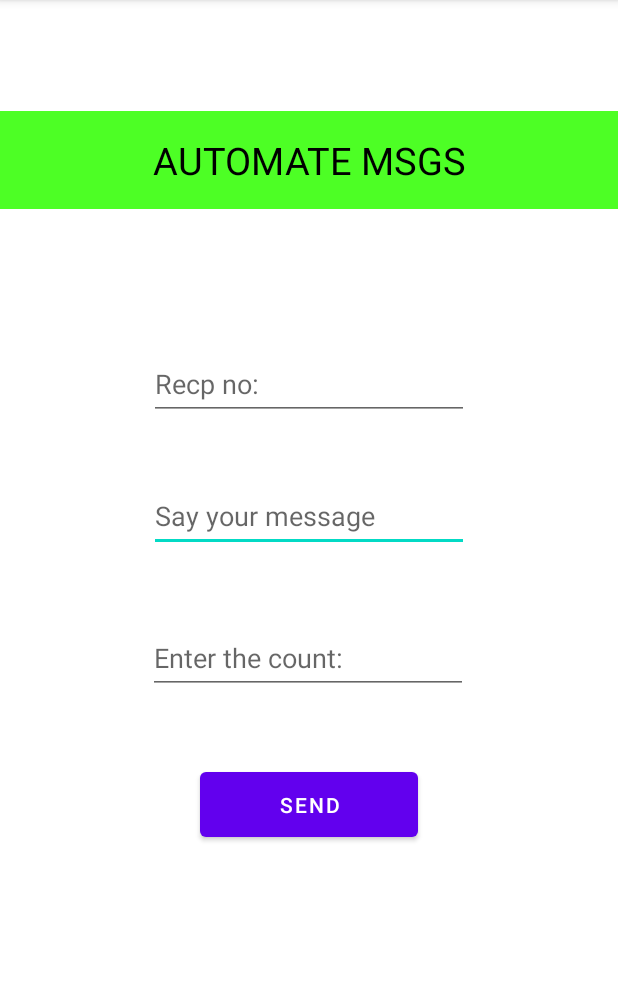
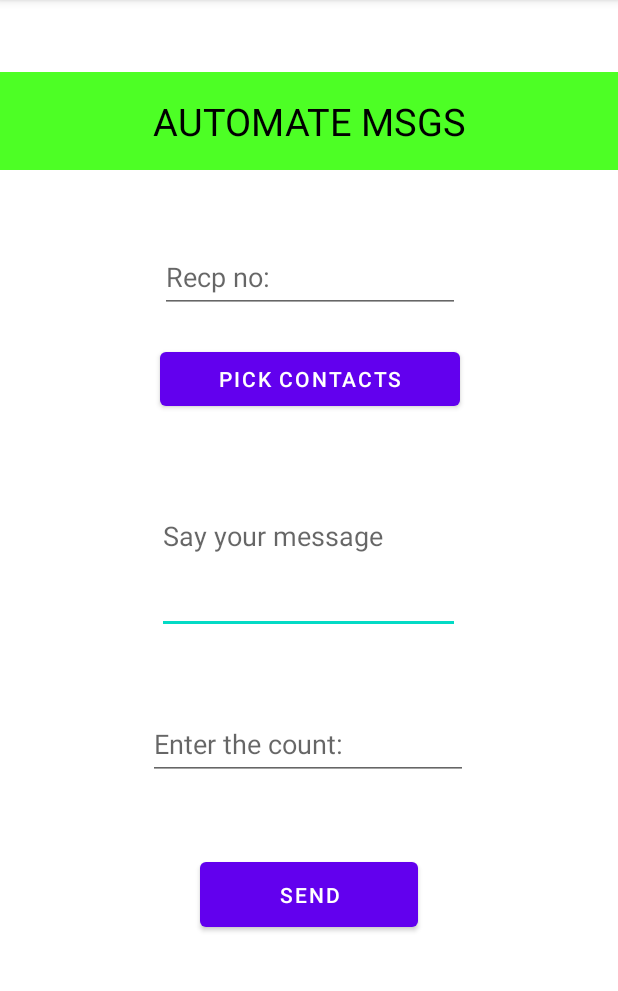
Before and after one commit to JAIVIGNESH2002/SpamItUp, an Android app: the screen it shows after launch (MainActivity), on a phone screen of 412 x 824 dp, the part 84-1075 px from its top. Run offline under Robolectric (Android 15) with nearby library versions, the phone set to English and light mode, and no system bars; libraries missing offline, so code that uses them is left out: com.karumi.dexter, com.onegravity.contactpicker; 1 statement that could not run was skipped.

Commit message:
Basic UI designed for the application

```diff
--- a/app/build.gradle
+++ b/app/build.gradle
@@ -28,7 +28,7 @@ android {
 }
 
 dependencies {
-
+    implementation 'com.karumi:dexter:6.2.3'
     implementation 'androidx.appcompat:appcompat:1.3.1'
     implementation 'com.google.android.material:material:1.4.0'
     implementation 'androidx.constraintlayout:constraintlayout:2.1.1'
--- a/app/src/main/java/com/example/automatemessage/MainActivity.java
+++ b/app/src/main/java/com/example/automatemessage/MainActivity.java
@@ -1,14 +1,80 @@
 package com.example.automatemessage;
 
+import static java.lang.Integer.parseInt;
+
 import androidx.appcompat.app.AppCompatActivity;
+import androidx.core.content.ContextCompat;
 
+import android.Manifest;
+import android.content.Intent;
+import android.graphics.Color;
 import android.os.Bundle;
+import android.provider.Telephony;
+import android.telephony.SmsManager;
+import android.telephony.SubscriptionManager;
+import android.view.View;
+import android.widget.Button;
+import android.widget.EditText;
+import android.widget.Toast;
 
-public class MainActivity extends AppCompatActivity {
+import com.karumi.dexter.Dexter;
+import com.karumi.dexter.MultiplePermissionsReport;
+import com.karumi.dexter.PermissionToken;
+import com.karumi.dexter.listener.PermissionDeniedResponse;
+import com.karumi.dexter.listener.PermissionGrantedResponse;
+import com.karumi.dexter.listener.PermissionRequest;
+import com.karumi.dexter.listener.multi.MultiplePermissionsListener;
+import com.karumi.dexter.listener.single.PermissionListener;
+import com.onegravity.contactpicker.contact.ContactDescription;
+import com.onegravity.contactpicker.core.ContactPickerActivity;
+import com.onegravity.contactpicker.picture.ContactPictureType;
+
+import java.util.List;
+
+public class MainActivity extends AppCompatActivity{
+    private EditText number;
+    private EditText message;
+    private EditText count;
+    private Button contacts;
+    public Button send;
 
     @Override
     protected void onCreate(Bundle savedInstanceState) {
         super.onCreate(savedInstanceState);
         setContentView(R.layout.activity_main);
+        number = findViewById(R.id.number);
+        message = findViewById(R.id.message);
+        count = findViewById(R.id.count);
+        contacts = findViewById(R.id.contacts);
+        send = findViewById(R.id.sendButton);
+        Dexter.withContext(this)
+                .withPermissions(
+                        Manifest.permission.SEND_SMS,
+                        Manifest.permission.READ_CONTACTS,
+                ).withListener(new MultiplePermissionsListener() {
+            @Override public void onPermissionsChecked(MultiplePermissionsReport report) {/* ... */}
+            @Override public void onPermissionRationaleShouldBeShown(List<PermissionRequest> permissions, PermissionToken token) {/* ... */}
+        }).check();
+        send.setOnClickListener(new View.OnClickListener() {
+            @Override
+            public void onClick(View v) {
+                for(int i=0 ;i<parseInt(count.getText().toString());i++)
+                {
+                SmsManager smsManager =(SmsManager)SmsManager.getDefault();
+                smsManager.sendTextMessage(number.getText().toString(),null,message.getText().toString(),null,null);
+                Toast.makeText(MainActivity.this, "Sent: "+(i+1)+" messages",Toast.LENGTH_SHORT).show();
+
+            }
+                Toast.makeText(MainActivity.this,"Messages sent successfully!",Toast.LENGTH_LONG).show();
+            }
+
+        });
+        contacts.setOnClickListener(new View.OnClickListener() {
+            @Override
+            public void onClick(View v) {
+
+            }
+        }
+        );
     }
 }
--- a/app/src/main/res/layout/activity_main.xml
+++ b/app/src/main/res/layout/activity_main.xml
@@ -8,8 +8,8 @@
 
     <EditText
         android:id="@+id/message"
-        android:layout_width="wrap_content"
-        android:layout_height="wrap_content"
+        android:layout_width="202dp"
+        android:layout_height="130dp"
         android:ems="10"
         android:hint="@string/say_your_message"
         android:importantForAutofill="no"
@@ -17,16 +17,17 @@
         android:minHeight="48dp"
         app:layout_constraintBottom_toBottomOf="parent"
         app:layout_constraintEnd_toEndOf="parent"
+        app:layout_constraintHorizontal_bias="0.497"
         app:layout_constraintStart_toStartOf="parent"
         app:layout_constraintTop_toTopOf="parent"
-        app:layout_constraintVertical_bias="0.444"
+        app:layout_constraintVertical_bias="0.459"
         tools:ignore="TextContrastCheck" />
 
     <Button
         android:id="@+id/sendButton"
         android:layout_width="145dp"
         android:layout_height="55dp"
-        android:layout_marginBottom="204dp"
+        android:layout_marginBottom="144dp"
         android:text="@string/send"
         app:layout_constraintBottom_toBottomOf="parent"
         app:layout_constraintEnd_toEndOf="parent"
@@ -48,13 +49,13 @@
         app:layout_constraintHorizontal_bias="0.0"
         app:layout_constraintStart_toStartOf="parent"
         app:layout_constraintTop_toTopOf="parent"
-        app:layout_constraintVertical_bias="0.217" />
+        app:layout_constraintVertical_bias="0.0" />
 
     <EditText
         android:id="@+id/number"
-        android:layout_width="wrap_content"
+        android:layout_width="200dp"
         android:layout_height="wrap_content"
-        android:layout_marginBottom="40dp"
+        android:layout_marginBottom="84dp"
         android:ems="10"
         android:hint="@string/recp_no"
         android:importantForAutofill="no"
@@ -62,7 +63,7 @@
         android:minHeight="48dp"
         app:layout_constraintBottom_toTopOf="@+id/message"
         app:layout_constraintEnd_toEndOf="@+id/message"
-        app:layout_constraintHorizontal_bias="0.0"
+        app:layout_constraintHorizontal_bias="1.0"
         app:layout_constraintStart_toStartOf="@+id/message"
         tools:ignore="TextContrastCheck" />
 
@@ -82,4 +83,16 @@
         app:layout_constraintTop_toBottomOf="@+id/message"
         app:layout_constraintVertical_bias="0.506"
         tools:ignore="TextContrastCheck" />
+
+    <Button
+        android:id="@+id/contacts"
+        android:layout_width="200dp"
+        android:layout_height="wrap_content"
+        android:text="PICK CONTACTS"
+        app:layout_constraintBottom_toTopOf="@+id/message"
+        app:layout_constraintEnd_toEndOf="@+id/number"
+        app:layout_constraintHorizontal_bias="0.9"
+        app:layout_constraintStart_toStartOf="@+id/number"
+        app:layout_constraintTop_toBottomOf="@+id/number"
+        app:layout_constraintVertical_bias="0.555" />
 </androidx.constraintlayout.widget.ConstraintLayout>
--- a/build.gradle
+++ b/build.gradle
@@ -1,8 +1,9 @@
 // Top-level build file where you can add configuration options common to all sub-projects/modules.
-buildscript {
+buildscript{
     repositories {
         google()
         mavenCentral()
+
     }
     dependencies {
         classpath "com.android.tools.build:gradle:7.0.2"
```
Also changed, not shown: app/src/main/AndroidManifest.xml (+15 -0 lines).
